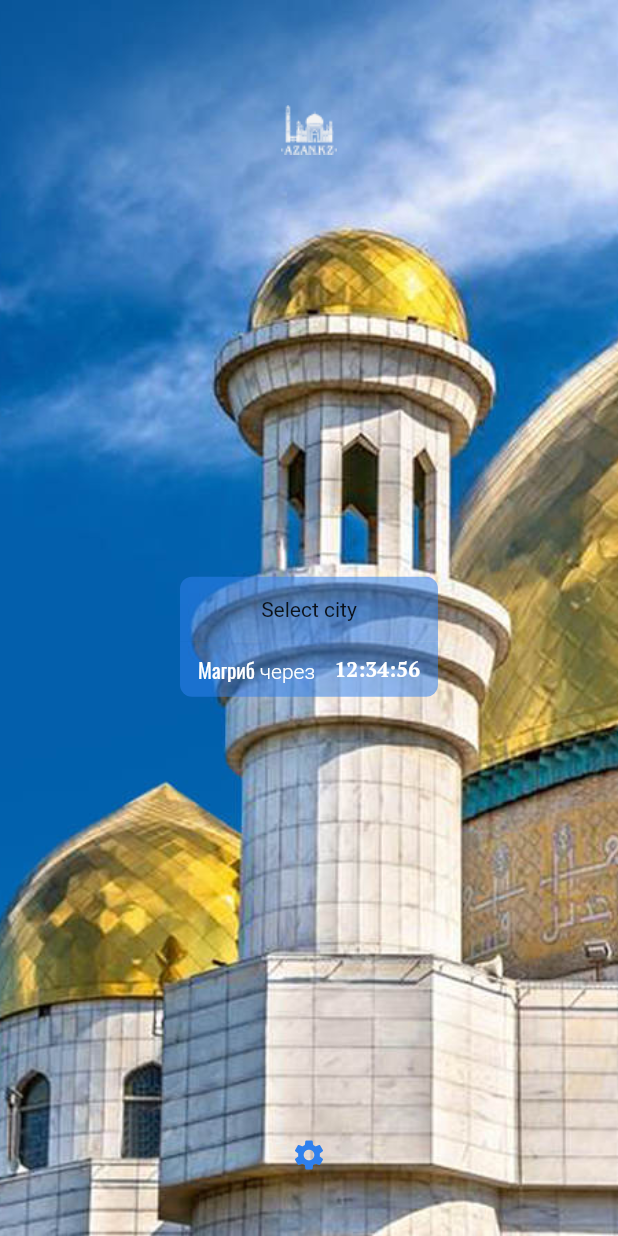
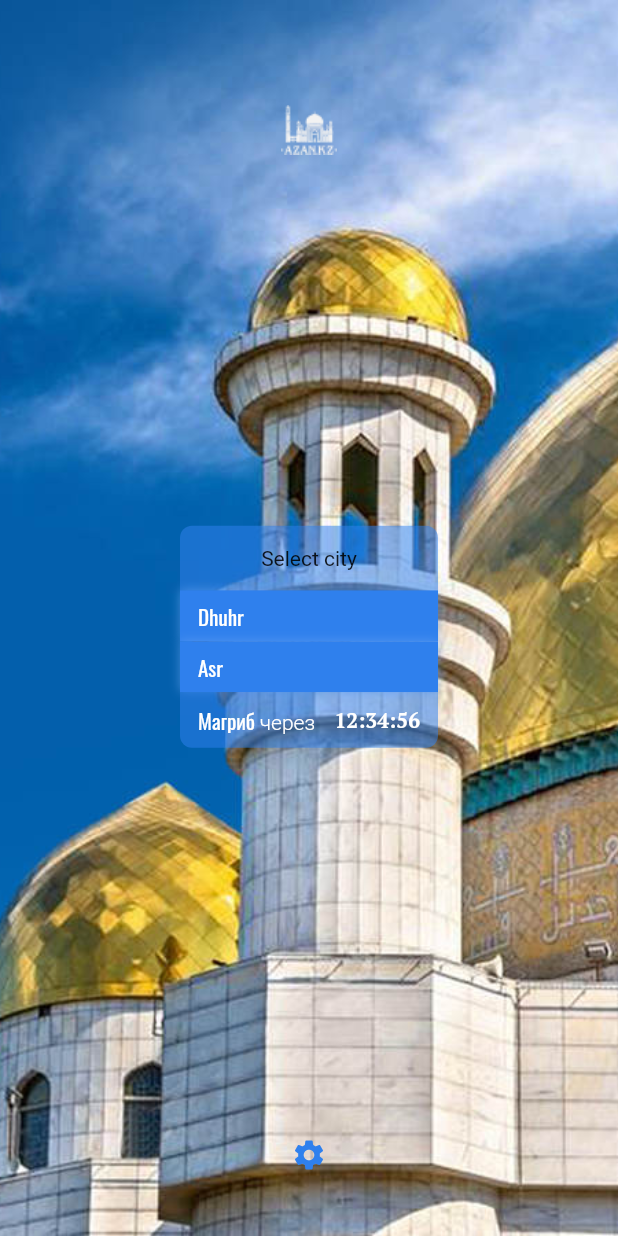
Before and after one commit to yerzhant/solat, a Flutter app: the screen it shows after launch, on a phone screen of 412 x 824 dp. Run offline on Flutter 3.47's test engine with Material 2 defaults, Android fonts, the phone set to English and light mode, and no system bars; our stand-ins replace bloc, flutter_bloc, flutter_typeahead.

Commit message:
Add time widget

```diff
--- /dev/null
+++ b/lib/widgets/time_widget.dart
@@ -0,0 +1,60 @@
+import 'package:flutter/material.dart';
+import 'package:solat/consts.dart';
+
+class TimeWidget extends StatelessWidget {
+  final String title;
+  final String time;
+
+  const TimeWidget({
+    Key key,
+    @required this.title,
+    @required this.time,
+  }) : super(key: key);
+
+  @override
+  Widget build(BuildContext context) {
+    final isActive = _isActive();
+
+    return Container(
+      width: 172,
+      height: 34,
+      padding: EdgeInsets.symmetric(horizontal: 12),
+      decoration: BoxDecoration(
+          color: isActive ? Color(secondaryColor) : Color(0xBF232323),
+          boxShadow: [
+            BoxShadow(
+              color: Color(0x996CA5F2),
+              blurRadius: 5,
+            )
+          ]),
+      child: Row(
+        children: <Widget>[
+          Expanded(
+            child: Text(
+              title,
+              style: TextStyle(
+                color: Colors.white,
+                fontSize: 14,
+                fontFamily: 'Oswald',
+                fontWeight: isActive ? FontWeight.normal : FontWeight.w100,
+              ),
+            ),
+          ),
+          Text(
+            time,
+            style: TextStyle(
+              color: Colors.white,
+              fontSize: 14,
+              fontFamily: 'PT Serif',
+              fontWeight: isActive ? FontWeight.bold : FontWeight.normal,
+            ),
+          ),
+        ],
+      ),
+    );
+  }
+
+  bool _isActive() {
+    return true;
+  }
+}
--- a/lib/widgets/times_widget.dart
+++ b/lib/widgets/times_widget.dart
@@ -2,6 +2,7 @@ import 'package:flutter/material.dart';
 import 'package:flutter_bloc/flutter_bloc.dart';
 import 'package:solat/blocs/times/times_bloc.dart';
 import 'package:solat/consts.dart';
+import 'package:solat/widgets/time_widget.dart';
 
 class TimesWidget extends StatelessWidget {
   const TimesWidget({Key key}) : super(key: key);
@@ -48,6 +49,14 @@ class TimesWidget extends StatelessWidget {
                 ],
               ),
             ),
+            TimeWidget(
+              title: 'Dhuhr',
+              time: _getTime(state, 'dhuhr'),
+            ),
+            TimeWidget(
+              title: 'Asr',
+              time: _getTime(state, 'asr'),
+            ),
             Container(
               decoration: BoxDecoration(
                 borderRadius: BorderRadius.vertical(bottom: Radius.circular(8)),
@@ -92,4 +101,16 @@ class TimesWidget extends StatelessWidget {
       },
     );
   }
+
+  String _getTime(TimesState state, String type) {
+    if (state is TimesTodaySuccess) {
+      switch (type) {
+        case 'asr':
+          return state.times.asr;
+        case 'dhuhr':
+          return state.times.dhuhr;
+      }
+    }
+    return '';
+  }
 }
```
